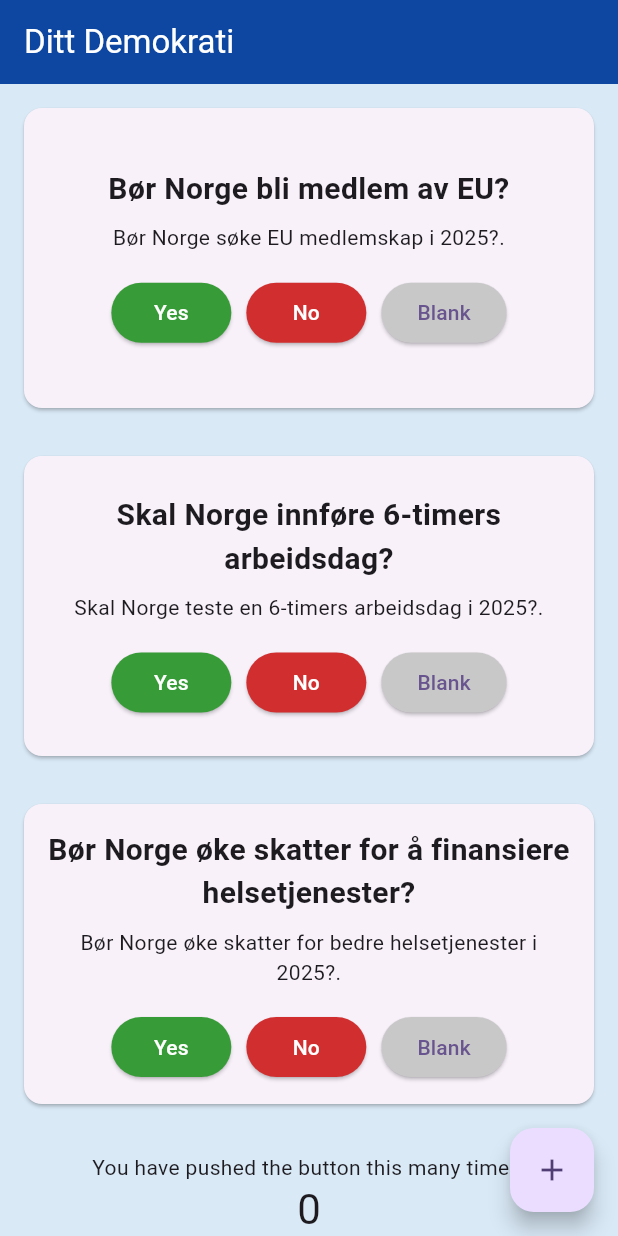
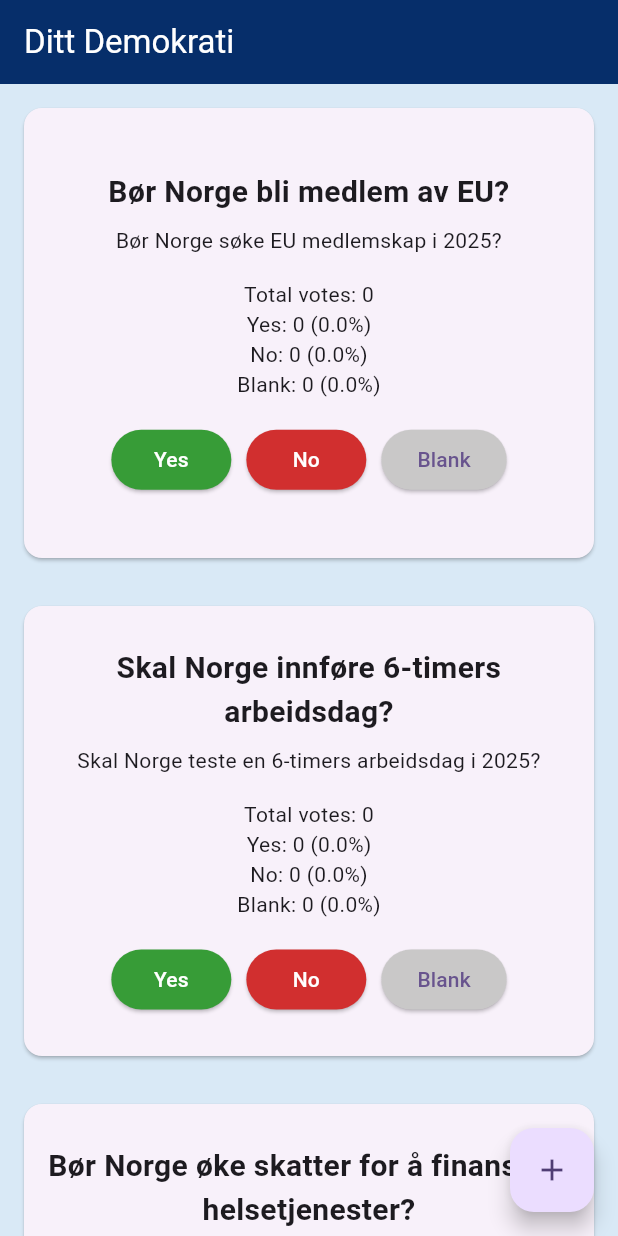
Before and after one commit to DD3n/D6, a Flutter app: the screen it shows after launch, after a tap on "No", on a phone screen of 412 x 824 dp. Run offline on Flutter 3.47's test engine with Material 3 defaults, Android fonts, the phone set to English and light mode, and no system bars; our stand-ins replace firebase_core, firebase_database; accounts and stored records are empty.

Commit message:
added Firebase, not tested counting

```diff
--- a/lib/main.dart
+++ b/lib/main.dart
@@ -1,6 +1,11 @@
 import 'package:flutter/material.dart';
+import 'package:firebase_core/firebase_core.dart';
+import 'firebase_options.dart';
+import 'package:firebase_database/firebase_database.dart';
 
-void main() {
+Future<void> main() async {
+  WidgetsFlutterBinding.ensureInitialized();
+  await Firebase.initializeApp(options: DefaultFirebaseOptions.currentPlatform);
   runApp(const MyApp());
 }
 
@@ -20,89 +25,136 @@ class MyApp extends StatelessWidget {
   }
 }
 
-/// Represents a card for displaying a voting item.
+/// A card widget for displaying a voting item with real‑time vote counting.
 class VotingCard extends StatelessWidget {
+  /// Unique identifier for this voting question.
+  final String questionId;
+
   /// The title of the voting item.
   final String title;
 
   /// The description of the voting item.
   final String description;
 
-  /// Creates a [VotingCard].
-  const VotingCard({super.key, required this.title, required this.description});
+  const VotingCard({
+    super.key,
+    required this.questionId,
+    required this.title,
+    required this.description,
+  });
+
+  /// Updates the vote count for the given option using a Firebase transaction.
+  Future<void> _vote(String option) async {
+    // Votes are stored under 'votes/<questionId>/<option>'
+    final DatabaseReference voteRef = FirebaseDatabase.instance.ref(
+      'votes/$questionId/$option',
+    );
+    try {
+      await voteRef.runTransaction((currentVotes) {
+        return (currentVotes as int? ?? 0) + 1;
+      });
+    } catch (e) {
+      print("Error updating vote for $option: $e");
+    }
+  }
+
+  /// Returns a stream of vote counts (as a Map) for this question.
+  Stream<Map<String, int>> getVoteStream() {
+    final DatabaseReference questionRef = FirebaseDatabase.instance.ref(
+      'votes/$questionId',
+    );
+    return questionRef.onValue.map((event) {
+      final data = event.snapshot.value;
+      if (data == null) return {};
+      final Map<String, dynamic> map = Map<String, dynamic>.from(data as Map);
+      // Convert the dynamic values to int, using 0 if null.
+      return map.map((key, value) => MapEntry(key, (value as int? ?? 0)));
+    });
+  }
 
   @override
   Widget build(BuildContext context) {
-    // Define minimum and maximum widths for the card
-    const double minCardWidth = 300.0; // Minimum width for small screens
-    const double maxCardWidth = 500.0; // Maximum width for large screens
-    const double cardHeight = 200.0; // Consistent height for all cards
+    // Define card dimensions and button width.
+    const double minCardWidth = 300.0;
+    const double maxCardWidth = 500.0;
+    const double cardHeight = 300.0; // Increased to display vote counts.
+    const double minButtonWidth = 80.0;
 
-    // Calculate the card width based on screen size, constrained by min and max
     final double screenWidth = MediaQuery.of(context).size.width;
     final double cardWidth = screenWidth.clamp(minCardWidth, maxCardWidth);
-
-    // Calculate the minimum width for buttons based on card width
-    const double minButtonWidth =
-        80.0; // Adjust this to fit "Blank" and ensure "Yes" and "No" are at least as wide
 
     return Card(
       margin: const EdgeInsets.all(16.0),
       child: SizedBox(
-        width: cardWidth, // Use calculated width, constrained by min and max
-        height: cardHeight, // Ensure consistent height for all cards
+        width: cardWidth,
+        height: cardHeight,
         child: Padding(
           padding: const EdgeInsets.all(16.0),
           child: Column(
-            mainAxisAlignment:
-                MainAxisAlignment.center, // Center the content vertically
-            crossAxisAlignment:
-                CrossAxisAlignment.center, // Center the content horizontally
+            mainAxisAlignment: MainAxisAlignment.center,
             children: [
+              // Title and description.
               Text(
                 title,
                 style: const TextStyle(
                   fontSize: 20,
                   fontWeight: FontWeight.bold,
                 ),
-                textAlign: TextAlign.center, // Center the title text
-                maxLines: 2, // Allow title to wrap to two lines if needed
-                overflow:
-                    TextOverflow.ellipsis, // Handle overflow with ellipsis
+                textAlign: TextAlign.center,
+                maxLines: 2,
+                overflow: TextOverflow.ellipsis,
               ),
-              const SizedBox(
-                height: 8,
-              ), // Add spacing between title and description
+              const SizedBox(height: 8),
               Text(
                 description,
-                textAlign: TextAlign.center, // Center the description text
-                maxLines: 2, // Allow description to wrap to two lines if needed
-                overflow:
-                    TextOverflow.ellipsis, // Handle overflow with ellipsis
+                textAlign: TextAlign.center,
+                maxLines: 2,
+                overflow: TextOverflow.ellipsis,
               ),
               const SizedBox(height: 16),
-              // Use Wrap with dynamic direction based on screen width
+              // Real-time vote count display.
+              StreamBuilder<Map<String, int>>(
+                stream: getVoteStream(),
+                builder: (context, snapshot) {
+                  int yesVotes = 0, noVotes = 0, blankVotes = 0, totalVotes = 0;
+                  if (snapshot.hasData) {
+                    yesVotes = snapshot.data!['yes'] ?? 0;
+                    noVotes = snapshot.data!['no'] ?? 0;
+                    blankVotes = snapshot.data!['blank'] ?? 0;
+                    totalVotes = yesVotes + noVotes + blankVotes;
+                  }
+                  String formatPercentage(int votes) {
+                    double pct =
+                        totalVotes > 0 ? (votes / totalVotes * 100) : 0;
+                    return pct.toStringAsFixed(1);
+                  }
+
+                  return Column(
+                    children: [
+                      Text("Total votes: $totalVotes"),
+                      Text("Yes: $yesVotes (${formatPercentage(yesVotes)}%)"),
+                      Text("No: $noVotes (${formatPercentage(noVotes)}%)"),
+                      Text(
+                        "Blank: $blankVotes (${formatPercentage(blankVotes)}%)",
+                      ),
+                    ],
+                  );
+                },
+              ),
+              const SizedBox(height: 16),
+              // Vote buttons.
               Wrap(
-                spacing: 10, // Horizontal spacing between buttons
-                runSpacing: 10, // Vertical spacing between rows
-                alignment:
-                    WrapAlignment.center, // Center the buttons horizontally
+                spacing: 10,
+                runSpacing: 10,
+                alignment: WrapAlignment.center,
                 children: [
                   ElevatedButton(
                     style: ElevatedButton.styleFrom(
-                      backgroundColor: const Color.fromARGB(
-                        255,
-                        55,
-                        156,
-                        55,
-                      ), // Light green color
-                      minimumSize: const Size(
-                        minButtonWidth,
-                        40,
-                      ), // Minimum width and height for consistency
+                      backgroundColor: const Color.fromARGB(255, 55, 156, 55),
+                      minimumSize: const Size(minButtonWidth, 40),
                     ),
                     onPressed: () {
-                      // Handle "Yes" button press
+                      _vote('yes');
                     },
                     child: const Text(
                       'Yes',
@@ -111,18 +163,12 @@ class VotingCard extends StatelessWidget {
                   ),
                   ElevatedButton(
                     style: ElevatedButton.styleFrom(
-                      backgroundColor: const Color.fromARGB(
-                        255,
-                        209,
-                        47,
-                        47,
-                      ), // Red color
-                      minimumSize: const Size(
-                        minButtonWidth,
-                        40,
-                      ), // Minimum width and height for consistency
+                      backgroundColor: const Color.fromARGB(255, 209, 47, 47),
+                      minimumSize: const Size(minButtonWidth, 40),
                     ),
-                    onPressed: () {},
+                    onPressed: () {
+                      _vote('no');
+                    },
                     child: const Text(
                       'No',
                       style: TextStyle(color: Colors.white),
@@ -130,18 +176,12 @@ class VotingCard extends StatelessWidget {
                   ),
                   ElevatedButton(
                     style: ElevatedButton.styleFrom(
-                      backgroundColor: const Color.fromARGB(
-                        255,
-                        201,
-                        200,
-                        200,
-                      ), // Darker grey color
-                      minimumSize: const Size(
-                        minButtonWidth,
-                        40,
-                      ), // Minimum width and height for consistency
+                      backgroundColor: const Color.fromARGB(255, 201, 200, 200),
+                      minimumSize: const Size(minButtonWidth, 40),
                     ),
-                    onPressed: () {},
+                    onPressed: () {
+                      _vote('blank');
+                    },
                     child: const Text('Blank'),
                   ),
                 ],
@@ -156,7 +196,6 @@ class VotingCard extends StatelessWidget {
 
 class MyHomePage extends StatefulWidget {
   const MyHomePage({super.key, required this.title});
-
   final String title;
 
   @override
@@ -164,6 +203,7 @@ class MyHomePage extends StatefulWidget {
 }
 
 class _MyHomePageState extends State<MyHomePage> {
+  // This counter is just an example; it's separate from vote counting.
   int _counter = 0;
 
   void _incrementCounter() {
@@ -176,35 +216,33 @@ class _MyHomePageState extends State<MyHomePage> {
   Widget build(BuildContext context) {
     return Scaffold(
       appBar: AppBar(
-        backgroundColor: Colors.blue[900],
-        title: Text(
-          widget.title,
-          style: const TextStyle(
-            color: Colors.white, // White text color
-          ),
-        ),
+        backgroundColor: const Color.fromARGB(255, 6, 46, 106),
+        title: Text(widget.title, style: const TextStyle(color: Colors.white)),
       ),
       backgroundColor: const Color.fromARGB(255, 217, 233, 246),
       body: SingleChildScrollView(
-        // Make the content scrollable to handle overflow
         child: Center(
           child: Column(
             mainAxisAlignment: MainAxisAlignment.center,
             children: <Widget>[
-              const VotingCard(
+              // Three VotingCards for different questions.
+              VotingCard(
+                questionId: 'question1',
                 title: 'Bør Norge bli medlem av EU?',
-                description: 'Bør Norge søke EU medlemskap i 2025?.',
+                description: 'Bør Norge søke EU medlemskap i 2025?',
               ),
-              const VotingCard(
+              VotingCard(
+                questionId: 'question2',
                 title: 'Skal Norge innføre 6-timers arbeidsdag?',
-                description: 'Skal Norge teste en 6-timers arbeidsdag i 2025?.',
+                description: 'Skal Norge teste en 6-timers arbeidsdag i 2025?',
               ),
-              const VotingCard(
+              VotingCard(
+                questionId: 'question3',
                 title: 'Bør Norge øke skatter for å finansiere helsetjenester?',
                 description:
-                    'Bør Norge øke skatter for bedre helsetjenester i 2025?.',
+                    'Bør Norge øke skatter for bedre helsetjenester i 2025?',
               ),
-              const SizedBox(height: 16), // Add spacing before the counter
+              const SizedBox(height: 16),
               const Text('You have pushed the button this many times:'),
               Text(
                 '$_counter',
```
Also changed, not shown: firebase.json (added), lib/firebase_options.dart (added), 3 other files.
